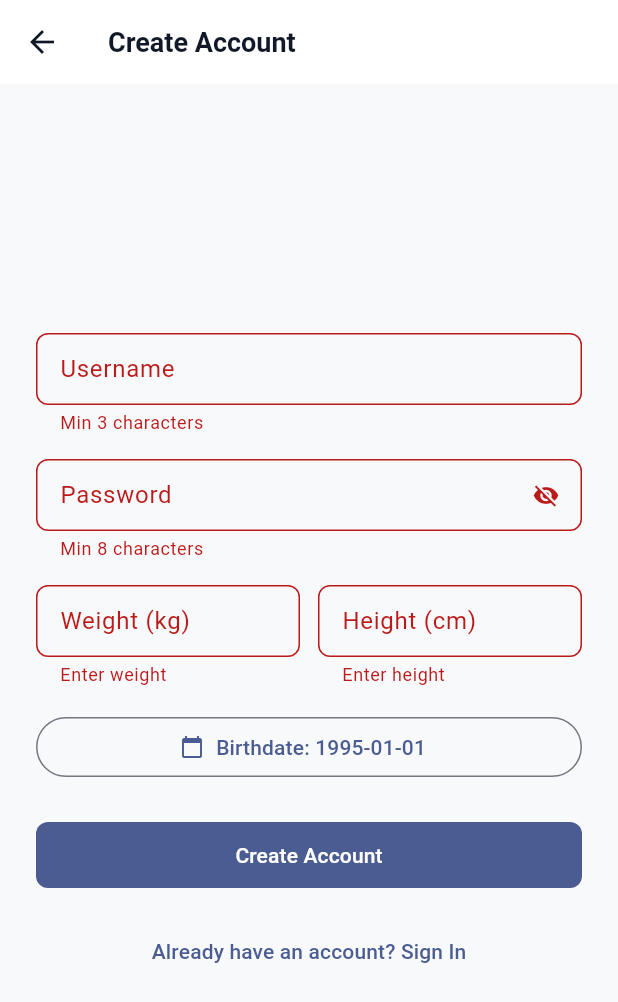
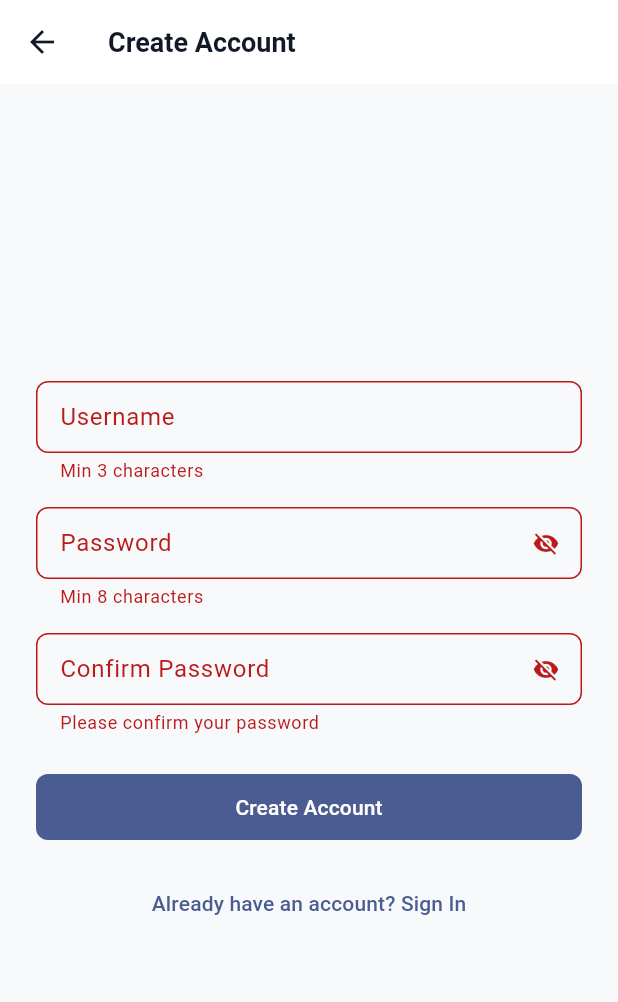
Before and after one commit to dozie-oc/MyFit, a Flutter app: the RegisterScreen screen opened directly with empty values, after a tap on "Create Account", on a phone screen of 412 x 824 dp. Shown: the top 1002 px of the screen. Run offline on Flutter 3.47's test engine with Material 3 defaults, Android fonts, the light colour scheme and no system bars; our stand-ins replace shared_preferences; accounts and stored records are empty; network calls fail.

Commit message:
update user profile handling to allow optional weight, height, and birthdate

```diff
--- a/Frontend/lib/auth_state.dart
+++ b/Frontend/lib/auth_state.dart
@@ -32,6 +32,11 @@ class AuthState extends ChangeNotifier {
 
   void markGoalCompleted() {
     _hasGoal = true;
+    notifyListeners();
+  }
+
+  void markGoalIncomplete() {
+    _hasGoal = false;
     notifyListeners();
   }
 
@@ -101,9 +106,9 @@ class AuthState extends ChangeNotifier {
   Future<bool> register({
     required String username,
     required String password,
-    required double weight,
-    required double height,
-    required String birthdate,
+    double? weight,
+    double? height,
+    String? birthdate,
   }) async {
     _loading = true;
     _error = null;
--- a/Frontend/lib/screens/auth_screen.dart
+++ b/Frontend/lib/screens/auth_screen.dart
@@ -168,17 +168,15 @@ class _RegisterScreenState extends State<RegisterScreen> {
   final _formKey = GlobalKey<FormState>();
   final _userCtrl = TextEditingController();
   final _passCtrl = TextEditingController();
-  final _weightCtrl = TextEditingController();
-  final _heightCtrl = TextEditingController();
+  final _confirmPassCtrl = TextEditingController();
   bool _obscure = true;
-  DateTime _birthdate = DateTime(1995, 1, 1);
+  bool _obscureConfirm = true;
 
   @override
   void dispose() {
     _userCtrl.dispose();
     _passCtrl.dispose();
-    _weightCtrl.dispose();
-    _heightCtrl.dispose();
+    _confirmPassCtrl.dispose();
     super.dispose();
   }
 
@@ -187,26 +185,15 @@ class _RegisterScreenState extends State<RegisterScreen> {
     final ok = await widget.authState.register(
       username: _userCtrl.text.trim(),
       password: _passCtrl.text,
-      weight: double.parse(_weightCtrl.text),
-      height: double.parse(_heightCtrl.text),
-      birthdate:
-          '${_birthdate.year}-${_birthdate.month.toString().padLeft(2, '0')}-${_birthdate.day.toString().padLeft(2, '0')}',
     );
     if (!ok && mounted) {
       ScaffoldMessenger.of(context).showSnackBar(SnackBar(
           content: Text(widget.authState.error ?? 'Registration failed'),
           backgroundColor: Colors.red.shade700));
+    } else if (ok && mounted) {
+      // Return back to root where authState listenable will display onboarding GoalScreen
+      Navigator.of(context).popUntil((route) => route.isFirst);
     }
-  }
-
-  Future<void> _pickDate() async {
-    final d = await showDatePicker(
-      context: context,
-      initialDate: _birthdate,
-      firstDate: DateTime(1920),
-      lastDate: DateTime.now().subtract(const Duration(days: 365 * 10)),
-    );
-    if (d != null) setState(() => _birthdate = d);
   }
 
   @override
@@ -253,47 +240,28 @@ class _RegisterScreenState extends State<RegisterScreen> {
                           v == null || v.length < 8 ? 'Min 8 characters' : null,
                     ),
                     const SizedBox(height: 16),
-                    Row(
-                      children: [
-                        Expanded(
-                          child: TextFormField(
-                            controller: _weightCtrl,
-                            decoration:
-                                const InputDecoration(labelText: 'Weight (kg)'),
-                            keyboardType: TextInputType.number,
-                            inputFormatters: [
-                              FilteringTextInputFormatter.allow(RegExp(r'[\d.]'))
-                            ],
-                            validator: (v) {
-                              final n = double.tryParse(v ?? '');
-                              return n == null || n <= 0 ? 'Enter weight' : null;
-                            },
-                          ),
+                    TextFormField(
+                      controller: _confirmPassCtrl,
+                      obscureText: _obscureConfirm,
+                      decoration: InputDecoration(
+                        labelText: 'Confirm Password',
+                        suffixIcon: IconButton(
+                          icon: Icon(_obscureConfirm
+                              ? Icons.visibility_off
+                              : Icons.visibility),
+                          onPressed: () =>
+                              setState(() => _obscureConfirm = !_obscureConfirm),
                         ),
-                        const SizedBox(width: 12),
-                        Expanded(
-                          child: TextFormField(
-                            controller: _heightCtrl,
-                            decoration:
-                                const InputDecoration(labelText: 'Height (cm)'),
-                            keyboardType: TextInputType.number,
-                            inputFormatters: [
-                              FilteringTextInputFormatter.allow(RegExp(r'[\d.]'))
-                            ],
-                            validator: (v) {
-                              final n = double.tryParse(v ?? '');
-                              return n == null || n <= 0 ? 'Enter height' : null;
-                            },
-                          ),
-                        ),
-                      ],
-                    ),
-                    const SizedBox(height: 16),
-                    OutlinedButton.icon(
-                      onPressed: _pickDate,
-                      icon: const Icon(Icons.calendar_today, size: 16),
-                      label: Text(
-                          'Birthdate: ${_birthdate.year}-${_birthdate.month.toString().padLeft(2, '0')}-${_birthdate.day.toString().padLeft(2, '0')}'),
+                      ),
+                      validator: (v) {
+                        if (v == null || v.isEmpty) {
+                          return 'Please confirm your password';
+                        }
+                        if (v != _passCtrl.text) {
+                          return 'Passwords do not match';
+                        }
+                        return null;
+                      },
                     ),
                     const SizedBox(height: 24),
                     ListenableBuilder(
--- a/Frontend/lib/services/api_client.dart
+++ b/Frontend/lib/services/api_client.dart
@@ -140,17 +140,18 @@ class ApiClient {
   static Future<Map<String, dynamic>> register({
     required String username,
     required String password,
-    required double weight,
-    required double height,
-    required String birthdate,
+    double? weight,
+    double? height,
+    String? birthdate,
   }) async {
-    return await post('/auth/register', {
+    final body = <String, dynamic>{
       'username': username,
       'password': password,
-      'weight': weight,
-      'height': height,
-      'birthdate': birthdate,
-    });
+      if (weight != null) 'weight': weight,
+      if (height != null) 'height': height,
+      if (birthdate != null) 'birthdate': birthdate,
+    };
+    return await post('/auth/register', body);
   }
 
   static Future<String> login(String username, String password) async {
@@ -177,10 +178,12 @@ class ApiClient {
   static Future<Map<String, dynamic>> updateMeasurements({
     double? weight,
     double? height,
+    String? birthdate,
   }) async {
     final body = <String, dynamic>{
       if (weight != null) 'weight': weight,
       if (height != null) 'height': height,
+      if (birthdate != null) 'birthdate': birthdate,
     };
     final data = await patch('/auth/measurements', body);
     notifyDataChanged();
```
Also changed, not shown: Frontend/lib/screens/goal_screen.dart (+123 -3 lines), 4 other files.
